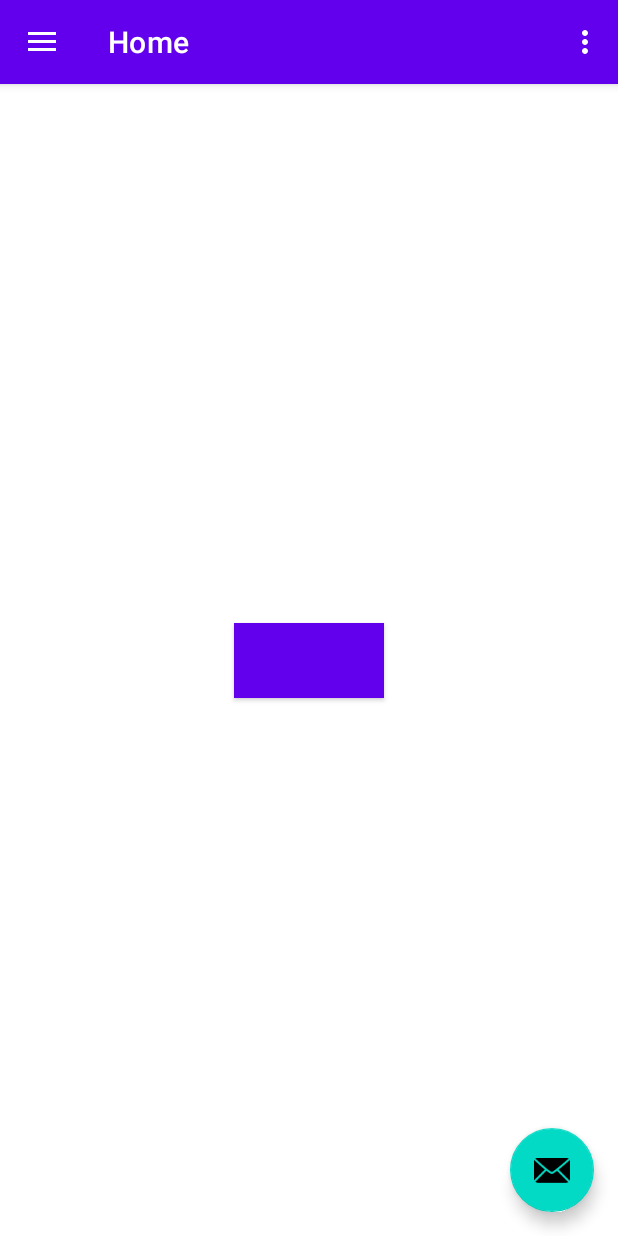
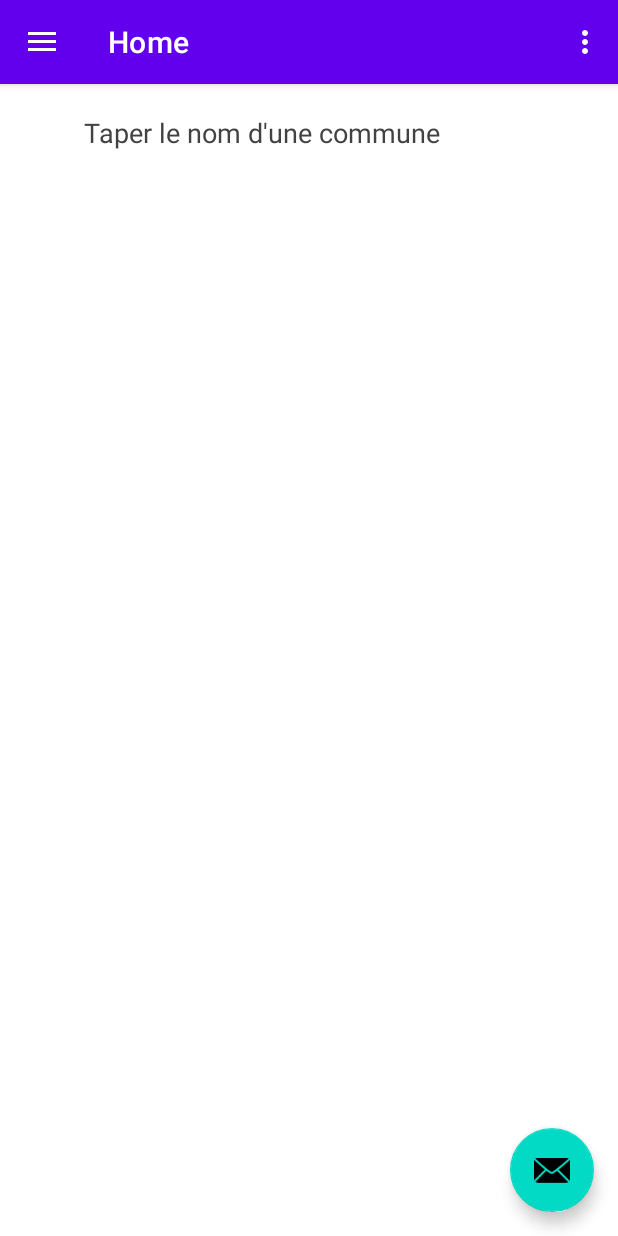
Before and after one commit to jean-leraille/android, an Android app: the screen it shows after launch (MainActivity), on a phone screen of 412 x 824 dp. Run offline under Robolectric (Android 15) with nearby library versions, the phone set to English and light mode, and no system bars; our stand-ins replace navigation-ui.

Commit message:
add commune search and result

```diff
--- /dev/null
+++ b/app/src/main/java/com/example/episen/ui/adapter/SearchResultAdapter.kt
@@ -0,0 +1,48 @@
+package com.example.episen.ui.adapter
+
+import android.view.LayoutInflater
+import android.view.ViewGroup
+import androidx.recyclerview.widget.RecyclerView
+import com.example.episen.data.models.Commune
+
+import com.example.episen.databinding.ItemSearchResultBinding
+
+class SearchResultAdapter(private val listener: ItemResultListener) :
+    RecyclerView.Adapter<SearchResultAdapter.SearchResultViewHolder>() {
+    interface ItemResultListener {
+        fun onItemSelected(item: Commune)
+    }
+
+    var itemList: List<Commune> = emptyList()
+        set(value) {
+            field = value
+            notifyDataSetChanged()
+        }
+
+    override fun onCreateViewHolder(parent: ViewGroup, viewType: Int): SearchResultViewHolder {
+        return SearchResultViewHolder(
+            listener = listener,
+            binding = ItemSearchResultBinding.inflate(
+                LayoutInflater.from(parent.context),
+                parent,
+                false
+            )
+        )
+    }
+
+    override fun onBindViewHolder(holder: SearchResultViewHolder, position: Int) {
+        holder.bind(itemList[position])
+    }
+
+    override fun getItemCount(): Int {
+        return itemList.size
+    }
+
+    class SearchResultViewHolder(private val listener: ItemResultListener, private val binding: ItemSearchResultBinding) :
+        RecyclerView.ViewHolder(binding.root) {
+        fun bind(item: Commune) {
+            binding.name.text = "${item.nom} (${item.code})"
+            binding.name.setOnClickListener { listener.onItemSelected(item) }
+        }
+    }
+}
--- a/app/src/main/java/com/example/episen/ui/home/HomeFragment.kt
+++ b/app/src/main/java/com/example/episen/ui/home/HomeFragment.kt
@@ -1,17 +1,23 @@
 package com.example.episen.ui.home
 
 import android.os.Bundle
+import android.text.Editable
+import android.text.TextWatcher
 import android.view.LayoutInflater
 import android.view.View
 import android.view.ViewGroup
+import android.widget.Toast
 import androidx.fragment.app.Fragment
 import androidx.lifecycle.Observer
 import androidx.lifecycle.ViewModelProvider
+import androidx.recyclerview.widget.LinearLayoutManager
 import com.example.episen.ViewModelFactory
+import com.example.episen.data.models.Commune
 import com.example.episen.databinding.FragmentHomeBinding
+import com.example.episen.ui.adapter.SearchResultAdapter
 import org.koin.android.ext.android.inject
 
-class HomeFragment : Fragment() {
+class HomeFragment : Fragment(), SearchResultAdapter.ItemResultListener {
 
     private val viewModelFactory: ViewModelFactory by inject()
     private var _binding: FragmentHomeBinding? = null
@@ -42,7 +48,19 @@ class HomeFragment : Fragment() {
 
     override fun onViewCreated(view: View, savedInstanceState: Bundle?) {
         super.onViewCreated(view, savedInstanceState)
-        homeViewModel.getCommunes("versaill", "nom, code")
+        binding.searchBar.addTextChangedListener(object : TextWatcher {
+            override fun afterTextChanged(s: Editable) {}
+            override fun beforeTextChanged(s: CharSequence, start: Int,
+                count: Int, after: Int) {
+            }
+            override fun onTextChanged(s: CharSequence, start: Int,
+                before: Int, count: Int) {
+                homeViewModel.getCommunes(s.toString(), "nom, code")
+            }
+        })
+        binding.searchResult.adapter = SearchResultAdapter(this)
+        binding.searchResult.layoutManager = LinearLayoutManager(context)
+
     }
 
     private fun handleState(state: HomeViewModel.States) {
@@ -51,6 +69,12 @@ class HomeFragment : Fragment() {
                 //progress.visibility= View.GONE
             }
             is HomeViewModel.States.OnGetCommunes -> {
+                val communes = state.response
+                if(!communes.isNullOrEmpty()) {
+                    val resultAdapter = binding.searchResult.adapter as SearchResultAdapter
+                    resultAdapter.itemList = communes
+                    resultAdapter.notifyDataSetChanged()
+                }
             }
         }
     }
@@ -59,4 +83,8 @@ class HomeFragment : Fragment() {
         super.onDestroyView()
         _binding = null
     }
+
+    override fun onItemSelected(item: Commune) {
+        Toast.makeText(requireContext(), item.nom, Toast.LENGTH_SHORT).show()
+    }
 }
--- a/app/src/main/java/com/example/episen/ui/home/HomeViewModel.kt
+++ b/app/src/main/java/com/example/episen/ui/home/HomeViewModel.kt
@@ -27,13 +27,13 @@ class HomeViewModel(
                 ) {
 
                     Log.d("dev0", "On Response")
-                    stateLiveData.value = States.OnGetCommunes(name)
+                    stateLiveData.value = States.OnGetCommunes(response.body())
                 }
             })
     }
 
     sealed class States {
         object NoConnection : States()
-        data class OnGetCommunes(var response: String?) : States()
+        data class OnGetCommunes(var response: List<Commune>?) : States()
     }
 }
--- a/app/src/main/res/layout/fragment_home.xml
+++ b/app/src/main/res/layout/fragment_home.xml
@@ -6,30 +6,28 @@
     android:layout_height="match_parent"
     tools:context=".ui.home.HomeFragment">
 
-    <TextView
-        android:id="@+id/text_home"
-        android:textColor="@color/white"
-        android:layout_width="match_parent"
+    <EditText
+        android:hint="@string/search_hint"
+        android:textColorHint="@color/cardview_dark_background"
+        android:id="@+id/search_bar"
+        android:textColor="@color/black"
+        android:layout_width="300dp"
         android:layout_height="wrap_content"
-        android:layout_marginStart="8dp"
-        android:layout_marginTop="8dp"
-        android:layout_marginEnd="8dp"
-        android:textAlignment="center"
-        android:textSize="20sp"
-        app:layout_constraintBottom_toBottomOf="parent"
-        app:layout_constraintEnd_toEndOf="parent"
-        app:layout_constraintStart_toStartOf="parent"
-        app:layout_constraintTop_toTopOf="parent" />
-
-    <Button
-        android:id="@+id/button"
-        android:layout_width="100dp"
-        android:layout_height="50dp"
         android:background="@color/white"
-        app:layout_constraintBottom_toBottomOf="parent"
         app:layout_constraintEnd_toEndOf="parent"
         app:layout_constraintStart_toStartOf="parent"
         app:layout_constraintTop_toTopOf="parent"
+        android:layout_marginTop="20dp"
+        />
+
+    <androidx.recyclerview.widget.RecyclerView
+        android:id="@+id/search_result"
+        android:layout_width="match_parent"
+        android:layout_height="0dp"
+        android:layout_marginTop="20dp"
+        app:layout_constraintTop_toBottomOf="@id/search_bar"
+        app:layout_constraintBottom_toBottomOf="parent"
+        android:background="@android:color/white"
         />
 
 </androidx.constraintlayout.widget.ConstraintLayout>
--- a/app/src/main/res/values/strings.xml
+++ b/app/src/main/res/values/strings.xml
@@ -10,4 +10,5 @@
     <string name="menu_home">Home</string>
     <string name="menu_gallery">Gallery</string>
     <string name="menu_slideshow">Slideshow</string>
+    <string name="search_hint">Taper le nom d\'une commune</string>
 </resources>
```
Also changed, not shown: app/src/main/res/layout/item_search_result.xml (added, +21 -0 lines).
